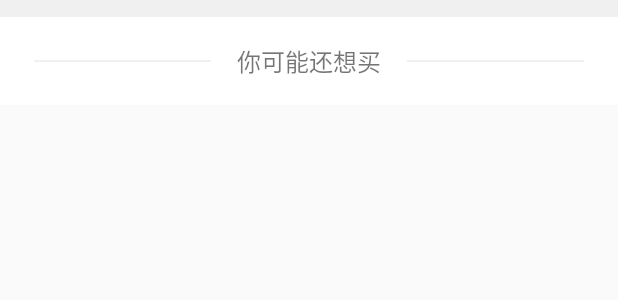
After one commit to wangcc0909/Vegetables, an Android app: the layout item_like.xml on its own in the app's theme, with its tools: preview values and no code run, on a phone screen of 412 x 824 dp. The commit adds this screen. Shown: the top 300 px of the screen. Run offline under Robolectric (Android 15) with nearby library versions, the phone set to English and light mode, and no system bars.

Commit message:
待付款的布局

```diff
--- a/app/src/main/java/com/peaut/vegetables/base/BaseAdapter.kt
+++ b/app/src/main/java/com/peaut/vegetables/base/BaseAdapter.kt
@@ -70,7 +70,7 @@ abstract class BaseAdapter<T>(private var context: Context) : RecyclerView.Adapt
         notifyDataSetChanged()
     }
 
-    fun getData(): List<T> {
+    fun getData(): ArrayList<T> {
         return mData
     }
 }
--- a/app/src/main/java/com/peaut/vegetables/util/Extension.kt
+++ b/app/src/main/java/com/peaut/vegetables/util/Extension.kt
@@ -8,7 +8,6 @@ import android.support.v4.app.ActivityOptionsCompat
 import android.support.v4.content.ContextCompat
 import android.support.v7.widget.GridLayoutManager
 import android.support.v7.widget.LinearLayoutManager
-import android.support.v7.widget.RecyclerView
 import android.view.LayoutInflater
 import android.view.View
 import android.view.ViewGroup
@@ -19,7 +18,6 @@ import com.github.jdsjlzx.recyclerview.LRecyclerView
 import com.github.jdsjlzx.recyclerview.LRecyclerViewAdapter
 import com.peaut.vegetables.App
 import com.peaut.vegetables.R
-import com.peaut.vegetables.base.BaseAdapter
 import com.peaut.vegetables.weight.SpacesItemDecoration
 import com.youth.banner.Banner
 import com.youth.banner.BannerConfig
--- /dev/null
+++ b/app/src/main/res/layout/item_like.xml
@@ -0,0 +1,49 @@
+<?xml version="1.0" encoding="utf-8"?>
+<android.support.constraint.ConstraintLayout
+    xmlns:android="http://schemas.android.com/apk/res/android"
+    xmlns:app="http://schemas.android.com/apk/res-auto"
+    android:layout_width="match_parent"
+    android:layout_height="wrap_content"
+    android:background="@android:color/white">
+
+    <View
+        android:id="@+id/like_empty"
+        android:layout_width="match_parent"
+        android:layout_height="@dimen/dp_10"
+        android:background="@color/color_f0"
+        app:layout_constraintTop_toTopOf="parent"/>
+
+    <View
+        android:id="@+id/like_line_one"
+        android:layout_width="0dp"
+        android:layout_height="@dimen/dp_1"
+        android:background="@color/color_f0"
+        android:layout_marginStart="@dimen/dp_20"
+        app:layout_constraintStart_toStartOf="parent"
+        app:layout_constraintTop_toTopOf="@id/tv_like"
+        app:layout_constraintBottom_toBottomOf="@id/tv_like"
+        app:layout_constraintEnd_toStartOf="@id/tv_like"/>
+
+    <TextView
+        android:id="@+id/tv_like"
+        android:layout_width="wrap_content"
+        android:layout_height="wrap_content"
+        android:text="你可能还想买"
+        android:textSize="@dimen/sp_14"
+        android:padding="@dimen/dp_15"
+        app:layout_constraintTop_toBottomOf="@id/like_empty"
+        app:layout_constraintStart_toEndOf="@id/like_line_one"
+        app:layout_constraintEnd_toStartOf="@id/like_line_two"/>
+
+    <View
+        android:layout_marginEnd="@dimen/dp_20"
+        android:id="@+id/like_line_two"
+        android:layout_width="0dp"
+        android:layout_height="@dimen/dp_1"
+        android:background="@color/color_f0"
+        app:layout_constraintStart_toEndOf="@id/tv_like"
+        app:layout_constraintTop_toTopOf="@id/tv_like"
+        app:layout_constraintBottom_toBottomOf="@id/tv_like"
+        app:layout_constraintEnd_toEndOf="parent"/>
+
+</android.support.constraint.ConstraintLayout>
```
Also changed, not shown: app/src/main/java/com/peaut/vegetables/adapter/ObligationAdapter.kt (+34 -9 lines), app/src/main/java/com/peaut/vegetables/adapter/ObligationHeadAdapter.kt (+19 -2 lines), app/src/main/java/com/peaut/vegetables/ui/fragment/ObligationFragment.kt (+23 -17 lines), app/src/main/res/layout/fm_all_order.xml (+0 -10 lines), app/src/main/res/layout/item_maybe_like.xml (+16 -8 lines), app/src/main/res/layout/item_obi_head_layout.xml (+7 -4 lines), app/src/main/res/layout/obl_head_layout.xml (+28 -2 lines).
